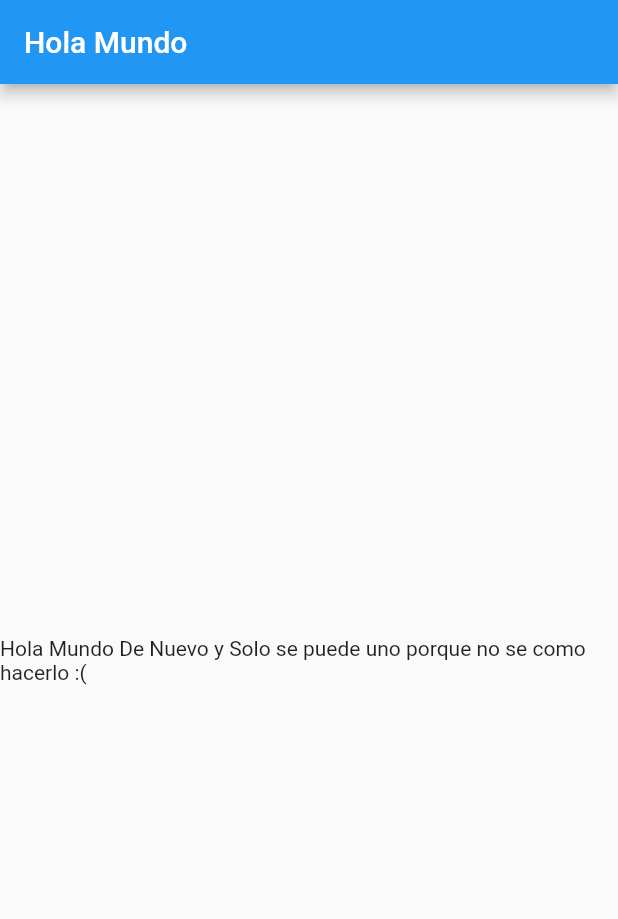
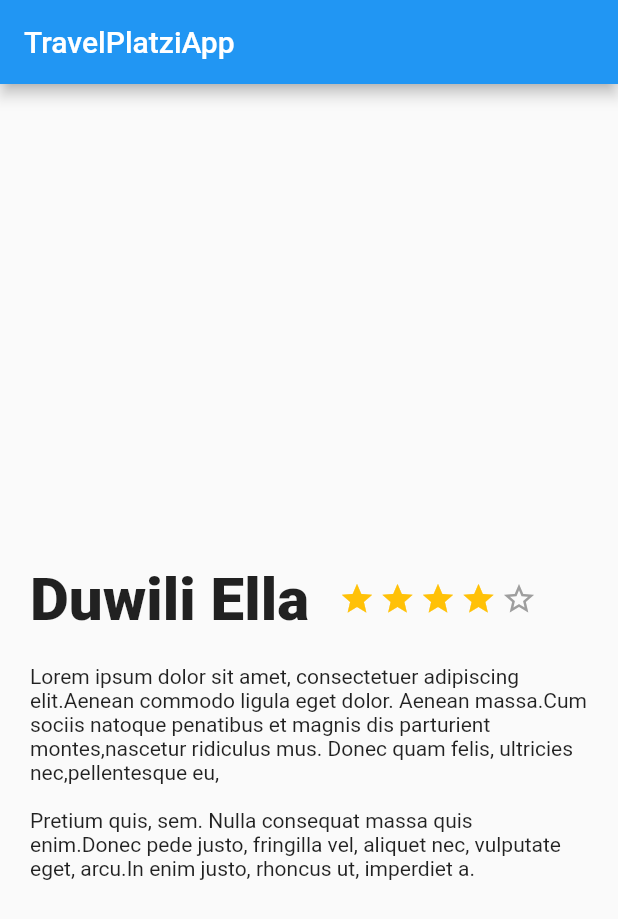
Before and after one commit to AndresP25/Curso_de_flutter, a Flutter app: the screen it shows after launch, on a phone screen of 412 x 824 dp. Shown: the top 919 px of the screen. Run offline on Flutter 3.47's test engine with Material 2 defaults, Android fonts, the phone set to English and light mode, and no system bars.

Commit message:
Se agrego al body el title, rate, description

```diff
--- /dev/null
+++ b/lib/description_place.dart
@@ -0,0 +1,97 @@
+import 'package:flutter/material.dart';
+
+class DescriptionPlace extends StatelessWidget {
+  const DescriptionPlace({super.key});
+
+
+  @override
+  Widget build(BuildContext context) {
+    // TODO: implement build
+
+    final voidStar = Container(
+        margin: const EdgeInsets.only(
+          top: 320,
+          right: 3.0,
+        ),
+
+      child: const Icon(
+        Icons.star_border_outlined,
+        color: Colors.grey,
+      )
+
+    );
+
+    final filledStar = Container(
+        margin: const EdgeInsets.only(
+          top: 320.0,
+          right: 3.0,
+        ),
+
+        child: const Icon(
+          Icons.star,
+          color: Colors.amber,
+        )
+
+    );
+
+    final titleStar = Row(
+      children: [
+
+        Container(
+            margin: const EdgeInsets.only(
+                top:320.0,
+                left: 20.0,
+                right: 20.0
+            ),
+
+          child: const Text(
+            "Duwili Ella",
+            style: TextStyle(
+                fontSize: 40.0,
+                fontWeight: FontWeight.w900,
+            ),
+            textAlign: TextAlign.left,
+          ),
+
+        ),
+
+        Row(
+          children: [
+            filledStar,
+            filledStar,
+            filledStar,
+            filledStar,
+            voidStar
+          ],
+
+
+          )
+      ],
+    );
+
+    const descriptionDummy = "Lorem ipsum dolor sit amet, consectetuer adipiscing elit.Aenean commodo ligula eget dolor. Aenean massa.Cum sociis natoque penatibus et magnis dis parturient montes,nascetur ridiculus mus. Donec quam felis, ultricies nec,pellentesque eu,\n\nPretium quis, sem. Nulla consequat massa quis enim.Donec pede justo, fringilla vel, aliquet nec, vulputate eget, arcu.In enim justo, rhoncus ut, imperdiet a.";
+
+    final description = Container(
+
+        margin: const EdgeInsets.only(
+          top: 20.0,
+          left: 20.0,
+          right: 20.0,
+        ),
+
+      child: const Text(
+          descriptionDummy,
+      )
+    );
+
+    final descriptionModule = Column(
+      children: [
+        titleStar,
+        description,
+      ],
+    );
+
+    return descriptionModule;
+  }
+
+}
--- a/lib/main.dart
+++ b/lib/main.dart
@@ -1,4 +1,5 @@
 import 'package:flutter/material.dart';
+import 'description_place.dart';
 
 void main() =>  runApp(const MyApp());
 
@@ -11,34 +12,19 @@ class MyApp extends StatelessWidget {
     return MaterialApp(
       title: 'Flutter Demo',
       theme: ThemeData(
-        // This is the theme of your application.
-        //
-        // Try running your application with "flutter run". You'll see the
-        // application has a blue toolbar. Then, without quitting the app, try
-        // changing the primarySwatch below to Colors.green and then invoke
-        // "hot reload" (press "r" in the console where you ran "flutter run",
-        // or simply save your changes to "hot reload" in a Flutter IDE).
-        // Notice that the counter didn't reset back to zero; the application
-        // is not restarted.
         primarySwatch: Colors.blue,
       ),
       home: Scaffold(
         appBar: AppBar(
-          title: Text("Hola Mundo"),
+          title: const Text("TravelPlatziApp")
         ),
-        body: Center(
-          child: Text("Hola Mundo De Nuevo y Solo se puede uno porque no se como hacerlo :("),
 
+        body: const DescriptionPlace(
         ),
-        /*
-        bottomNavigationBar: ,
-        floatingActionButton: ,
-        floatingActionButtonAnimator: ,
-        floatingActionButtonLocation: ,
 
-         */
-      )//const MyHomePage(title: 'Flutter Demo Home Page'),
-    );
+        )
+
+      );
   }
 }
 
```
